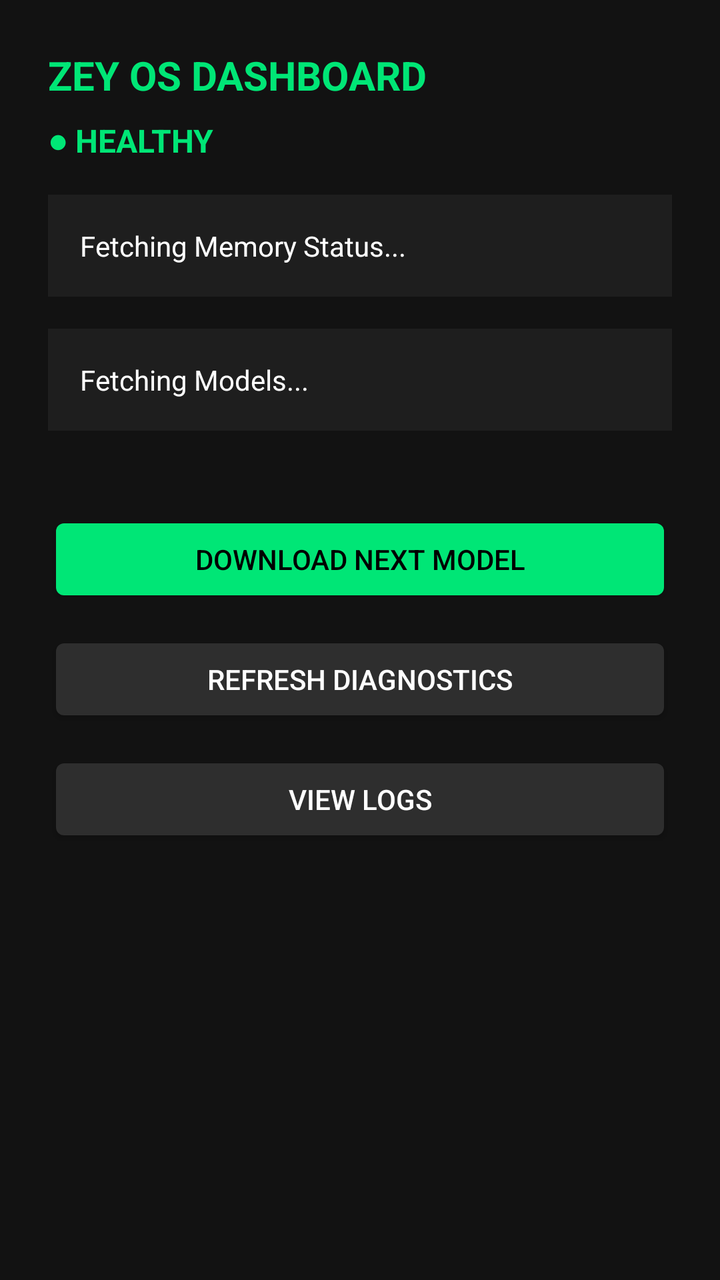
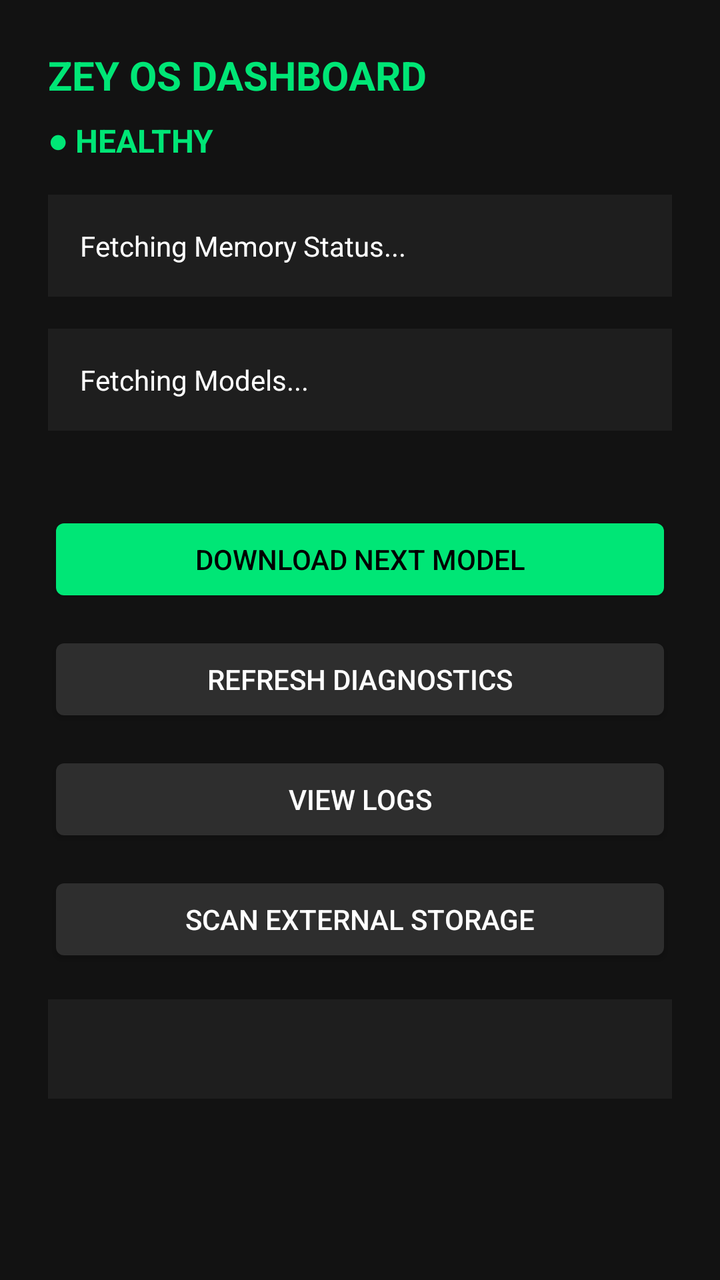

Before-and-after screenshots of an Android layout around one commit, followed by the original layout XML and the change that was made.
<!-- AndroidManifest.xml: application theme android:Theme.DeviceDefault.NoActionBar -->
<!-- res/layout/activity_main.xml -->
<?xml version="1.0" encoding="utf-8"?>
<ScrollView xmlns:android="http://schemas.android.com/apk/res/android"
    android:layout_width="match_parent"
    android:layout_height="match_parent"
    android:background="#121212">

<LinearLayout
    android:layout_width="match_parent"
    android:layout_height="wrap_content"
    android:orientation="vertical"
    android:padding="24dp">

    <TextView
        android:layout_width="wrap_content"
        android:layout_height="wrap_content"
        android:text="ZEY OS DASHBOARD"
        android:textColor="#00E676"
        android:textSize="20sp"
        android:textStyle="bold" />

    <TextView
        android:id="@+id/tvStatusIndicator"
        android:layout_width="wrap_content"
        android:layout_height="wrap_content"
        android:layout_marginTop="8dp"
        android:text="\u25CF HEALTHY"
        android:textColor="#00E676"
        android:textSize="16sp"
        android:textStyle="bold" />

    <TextView
        android:id="@+id/tvMemory"
        android:layout_width="match_parent"
        android:layout_height="wrap_content"
        android:layout_marginTop="16dp"
        android:background="#1E1E1E"
        android:padding="16dp"
        android:text="Fetching Memory Status..."
        android:textColor="#FFFFFF"
        android:textSize="14sp" />

    <TextView
        android:id="@+id/tvModels"
        android:layout_width="match_parent"
        android:layout_height="wrap_content"
        android:layout_marginTop="16dp"
        android:background="#1E1E1E"
        android:padding="16dp"
        android:text="Fetching Models..."
        android:textColor="#FFFFFF"
        android:textSize="14sp" />

    <TextView
        android:id="@+id/tvDownloadProgress"
        android:layout_width="match_parent"
        android:layout_height="wrap_content"
        android:layout_marginTop="8dp"
        android:text=""
        android:textColor="#9E9E9E"
        android:textSize="12sp" />

    <Button
        android:id="@+id/btnDownload"
        android:layout_width="match_parent"
        android:layout_height="wrap_content"
        android:layout_marginTop="16dp"
        android:backgroundTint="#00E676"
        android:text="Download Next Model"
        android:textColor="#000000" />

    <Button
        android:id="@+id/btnRefresh"
        android:layout_width="match_parent"
        android:layout_height="wrap_content"
        android:layout_marginTop="12dp"
        android:backgroundTint="#2E2E2E"
        android:text="Refresh Diagnostics"
        android:textColor="#FFFFFF" />

    <Button
        android:id="@+id/btnViewLogs"
        android:layout_width="match_parent"
        android:layout_height="wrap_content"
        android:layout_marginTop="12dp"
        android:backgroundTint="#2E2E2E"
        android:text="View Logs"
        android:textColor="#FFFFFF" />

</LinearLayout>
</ScrollView>
<!-- resources referenced by this layout -->
<resources>

</resources>

<!-- the commit's change to res/layout/activity_main.xml (unified diff, before → after) -->
@@ -23,7 +23,7 @@
         android:layout_width="wrap_content"
         android:layout_height="wrap_content"
         android:layout_marginTop="8dp"
-        android:text="\u25CF HEALTHY"
+        android:text="● HEALTHY"
         android:textColor="#00E676"
         android:textSize="16sp"
         android:textStyle="bold" />
@@ -86,5 +86,25 @@
         android:text="View Logs"
         android:textColor="#FFFFFF" />
 
+    <Button
+        android:id="@+id/btnScanStorage"
+        android:layout_width="match_parent"
+        android:layout_height="wrap_content"
+        android:layout_marginTop="12dp"
+        android:backgroundTint="#2E2E2E"
+        android:text="Scan External Storage"
+        android:textColor="#FFFFFF" />
+
+    <TextView
+        android:id="@+id/tvStorageReport"
+        android:layout_width="match_parent"
+        android:layout_height="wrap_content"
+        android:layout_marginTop="16dp"
+        android:background="#1E1E1E"
+        android:padding="16dp"
+        android:text=""
+        android:textColor="#FFFFFF"
+        android:textSize="13sp" />
+
 </LinearLayout>
 </ScrollView>
